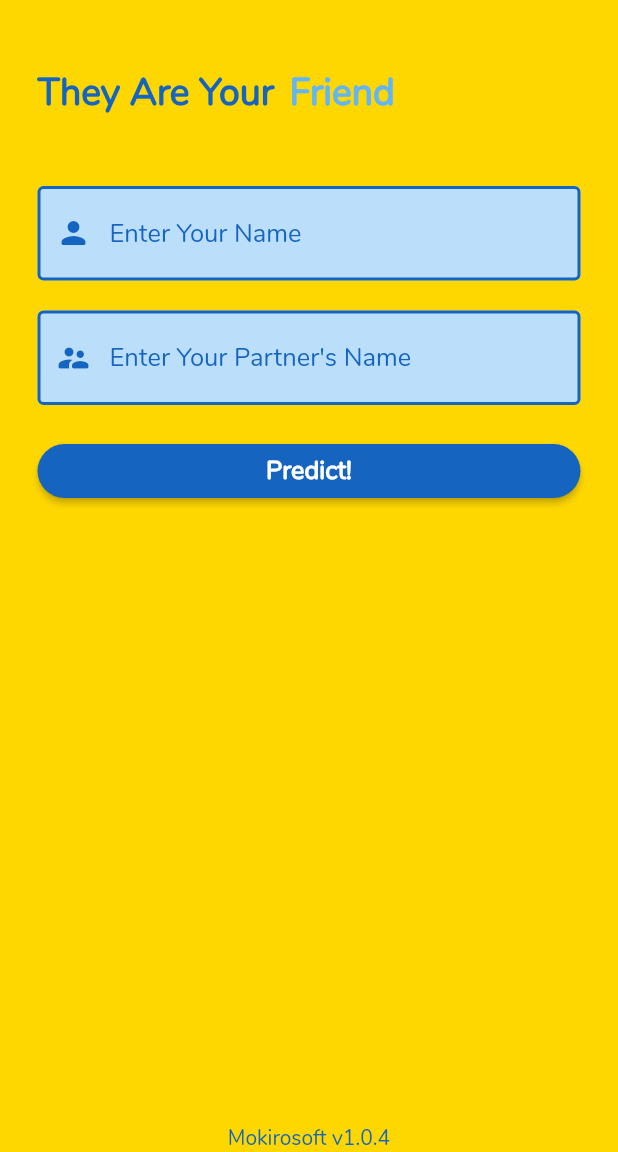
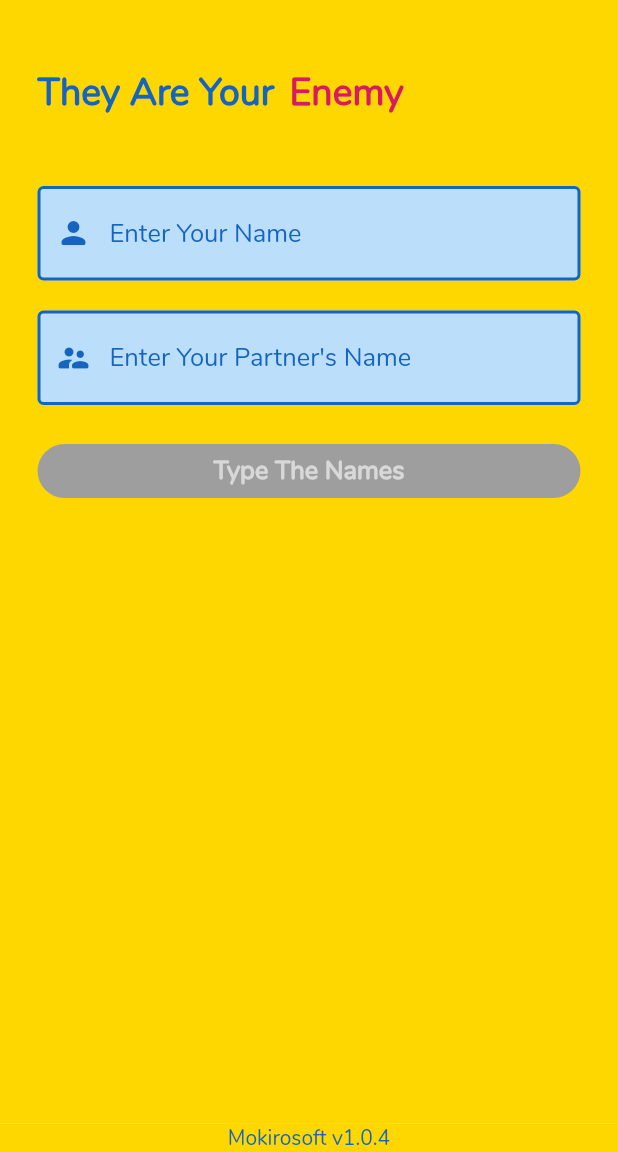
Before and after one commit to Mokeshwaran/FLAMES-fun-flutter-application, a Flutter app: the screen it shows after launch, on a phone screen of 412 x 824 dp, the part 84-1236 px from its top. Run offline on Flutter 3.47's test engine with Material 2 defaults, Android fonts, the phone set to English and light mode, and no system bars; drawn by our look-alikes of animated_text_kit; our stand-ins replace flutter_spinkit.

Commit message:
Home Screen Text Change

```diff
--- a/lib/history.dart
+++ b/lib/history.dart
@@ -20,18 +20,32 @@ class _HistoryState extends State<History> {
     history = widget.history;
     List<String>? flames;
     flames = widget.flames;
+    bool his = history!.isEmpty;
     //print(flames);
     // List<String> partnerNameHistory = [];
     // partnerNameHistory.insert(partnerNameHistory.length, widget.partnerName);
     return Scaffold(
       appBar: AppBar(
+        centerTitle: true,
         automaticallyImplyLeading: false,
-        title: const Center(
-          child: Text(
-            'History',
-            style: TextStyle(fontWeight: FontWeight.bold),
-          ),
+        title: const Text(
+          'History',
+          style: TextStyle(fontWeight: FontWeight.bold),
         ),
+        actions: history.isEmpty
+            ? null
+            : <Widget>[
+                Padding(
+                  padding: const EdgeInsets.all(15.0),
+                  child: GestureDetector(
+                      child: Icon(Icons.delete_rounded, color: Colors.white),
+                      onTap: () async {
+                        setState(() {
+                          history?.clear();
+                        });
+                      }),
+                ),
+              ],
         backgroundColor: Colors.blue[800],
         elevation: 0.0,
       ),
@@ -40,7 +54,7 @@ class _HistoryState extends State<History> {
         width: MediaQuery.of(context).size.width,
         height: MediaQuery.of(context).size.height,
         padding: const EdgeInsets.fromLTRB(15.0, 0.0, 15.0, 0.0),
-        child: history!.isEmpty
+        child: his
             ? Padding(
                 padding: const EdgeInsets.only(top: 5),
                 child: Text(
@@ -79,6 +93,11 @@ class _HistoryState extends State<History> {
                     onDismissed: (direction) {
                       history?.remove(history[index]);
                       flames?.remove(flames[index]);
+                      if (history!.isEmpty) {
+                        setState(() {
+                          his = true;
+                        });
+                      }
                     },
                     child: Card(
                       margin: const EdgeInsets.fromLTRB(10.0, 6.0, 10.0, 6.0),
--- a/lib/result.dart
+++ b/lib/result.dart
@@ -29,6 +29,7 @@ class _ResultState extends State<Result> {
     List<String>? flames2 = widget.flames;
     return Scaffold(
       appBar: AppBar(
+        centerTitle: true,
         automaticallyImplyLeading: false,
         leading: GestureDetector(
             child: Icon(Icons.arrow_back_ios_new_outlined),
@@ -41,8 +42,8 @@ class _ResultState extends State<Result> {
                 onTap: () async {
                   if (history?.length == 1) {
                     ScaffoldMessenger.of(context).showSnackBar(SnackBar(
-                      content:
-                          Text("Swipe a tile to manually remove from history."),
+                      content: Text(
+                          "Swipe a tile to remove names from history, or click the bin icon on top to clear all"),
                     ));
                   }
 
@@ -58,11 +59,9 @@ class _ResultState extends State<Result> {
                 }),
           ),
         ],
-        title: Center(
-          child: Text(
-            widget.name + ' & ' + widget.partnerName,
-            style: TextStyle(fontWeight: FontWeight.w900),
-          ),
+        title: Text(
+          widget.name + ' & ' + widget.partnerName,
+          style: TextStyle(fontWeight: FontWeight.w900),
         ),
         backgroundColor: Colors.blue[800],
       ),
--- a/lib/styles.dart
+++ b/lib/styles.dart
@@ -38,20 +38,20 @@ const style_e = TextStyle(
 const style_s = TextStyle(
     color: Colors.black, fontWeight: FontWeight.bold, fontSize: 150.0);
 
-final style_ff = TextStyle(
-    color: Colors.blue[300], fontWeight: FontWeight.w900, fontSize: 25.0);
-
-final style_ll = TextStyle(
-    color: Colors.pink[600], fontWeight: FontWeight.w900, fontSize: 25.0);
-
-final style_aa = TextStyle(
-    color: Colors.pink[200], fontWeight: FontWeight.w900, fontSize: 25.0);
-
-final style_mm = TextStyle(
-    color: Colors.green[700], fontWeight: FontWeight.w900, fontSize: 25.0);
-
-const style_ee = TextStyle(
-    color: Color(0xffeb0029), fontWeight: FontWeight.w900, fontSize: 25.0);
-
-const style_ss =
-    TextStyle(color: Colors.black, fontWeight: FontWeight.w900, fontSize: 25.0);
+colorss() {
+  List colorss = [
+    TextStyle(
+        color: Colors.blue[300], fontWeight: FontWeight.w900, fontSize: 25.0),
+    TextStyle(
+        color: Colors.pink[600], fontWeight: FontWeight.w900, fontSize: 25.0),
+    TextStyle(
+        color: Colors.pink[200], fontWeight: FontWeight.w900, fontSize: 25.0),
+    TextStyle(
+        color: Colors.green[700], fontWeight: FontWeight.w900, fontSize: 25.0),
+    TextStyle(
+        color: Color(0xffeb0029), fontWeight: FontWeight.w900, fontSize: 25.0),
+    TextStyle(color: Colors.black, fontWeight: FontWeight.w900, fontSize: 25.0),
+  ];
+  colorss.shuffle();
+  return colorss[0];
+}
--- a/lib/wrapper.dart
+++ b/lib/wrapper.dart
@@ -53,19 +53,21 @@ class _WrapperState extends State<Wrapper> {
     late List<String>? flames = widget.flames;
     return Scaffold(
       appBar: AppBar(
-        title: const Center(
-          child: Text(
+        centerTitle: true,
+        title: const Text(
           'Welcome To The World Of FLAMES',
           style: TextStyle(fontWeight: FontWeight.bold),
-          ),
         ),
         backgroundColor: Colors.blue[800],
         elevation: 0.0,
       ),
-      body: ListView(children: [
+      body: Container(
+        color: const Color(0xffffd700),
+        child: ListView(children: [
           Form(
             key: _formKey,
             child: Container(
+              height: MediaQuery.of(context).size.height * 0.87,
               color: const Color(0xffffd700),
               padding: const EdgeInsets.fromLTRB(25.0, 0.0, 25.0, 0.0),
               child: Column(
@@ -86,49 +88,53 @@ class _WrapperState extends State<Wrapper> {
                       ),
                       Container(
                         padding: const EdgeInsets.fromLTRB(10.0, 0.0, 0.0, 0.0),
-                      child: AnimatedTextKit(
-                        animatedTexts: [
-                          RotateAnimatedText(
-                            'Friend',
-                            textStyle: style_ff,
-                            //duration: Duration(milliseconds: 500),
+                        child: Text(
+                          roles(),
+                          style: colorss(),
                         ),
-                          RotateAnimatedText(
-                            'Lover',
-                            textStyle: style_ll,
-                            //duration: Duration(milliseconds: 500),
-                          ),
-                          RotateAnimatedText(
-                            'Affectionate',
-                            textStyle: style_aa,
-                            //duration: Duration(milliseconds: 500),
-                          ),
-                          RotateAnimatedText(
-                            'Marriage Partner',
-                            textStyle: style_mm,
-                            //duration: Duration(milliseconds: 500),
-                          ),
-                          RotateAnimatedText(
-                            'Enemy',
-                            textStyle: style_ee,
-                            //duration: Duration(milliseconds: 500),
-                          ),
-                          RotateAnimatedText(
-                            'Soul Mate',
-                            textStyle: style_ss,
-                            //duration: Duration(milliseconds: 500),
-                          ),
-                          FadeAnimatedText(
-                            'Everything',
-                            textStyle: style4,
-                            duration: const Duration(milliseconds: 5000),
-                          ),
-                        ],
-                        onTap: () {
-                          launch(
-                              "https://www.wikihow.com/Play-%22Flame%22#:~:text=FLAME%20is%20a%20game%20named,explore%20the%20world%20of%20crushes");
-                        },
-                      ),
+                        // child: AnimatedTextKit(
+                        //   animatedTexts: [
+                        //     RotateAnimatedText(
+                        //       'Friend',
+                        //       textStyle: style_ff,
+                        //       //duration: Duration(milliseconds: 500),
+                        //     ),
+                        //     RotateAnimatedText(
+                        //       'Lover',
+                        //       textStyle: style_ll,
+                        //       //duration: Duration(milliseconds: 500),
+                        //     ),
+                        //     RotateAnimatedText(
+                        //       'Affectionate',
+                        //       textStyle: style_aa,
+                        //       //duration: Duration(milliseconds: 500),
+                        //     ),
+                        //     RotateAnimatedText(
+                        //       'Marriage Partner',
+                        //       textStyle: style_mm,
+                        //       //duration: Duration(milliseconds: 500),
+                        //     ),
+                        //     RotateAnimatedText(
+                        //       'Enemy',
+                        //       textStyle: style_ee,
+                        //       //duration: Duration(milliseconds: 500),
+                        //     ),
+                        //     RotateAnimatedText(
+                        //       'Soul Mate',
+                        //       textStyle: style_ss,
+                        //       //duration: Duration(milliseconds: 500),
+                        //     ),
+                        //     FadeAnimatedText(
+                        //       'Everything',
+                        //       textStyle: style4,
+                        //       duration: const Duration(milliseconds: 5000),
+                        //     ),
+                        //   ],
+                        //   onTap: () {
+                        //     launch(
+                        //         "https://www.wikihow.com/Play-%22Flame%22#:~:text=FLAME%20is%20a%20game%20named,explore%20the%20world%20of%20crushes");
+                        //   },
+                        // ),
                       ),
                     ],
                   ),
@@ -163,9 +169,9 @@ class _WrapperState extends State<Wrapper> {
                         color: _getTextBoxBackgroundColor2(),
                         fontSize: 17.0,
                       ),
-                    validator: (value) => value!.isEmpty
-                        ? 'Name must contain atleast 1 character'
-                        : null,
+                      // validator: (value) => value!.isEmpty
+                      //     ? 'Name must contain atleast 1 character'
+                      //     : null,
                       onChanged: (value) {
                         setState(() => name = value);
                       }),
@@ -200,20 +206,23 @@ class _WrapperState extends State<Wrapper> {
                         color: _getTextBox2BackgroundColor2(),
                         fontSize: 17.0,
                       ),
-                    validator: (value) => value!.isEmpty
-                        ? 'Partner\'s name must contain atleast 1 character'
-                        : null,
+                      // validator: (value) => value!.isEmpty
+                      //     ? 'Partner\'s name must contain atleast 1 character'
+                      //     : null,
                       onChanged: (value) {
                         setState(() => partnerName = value);
                       }),
                   const SizedBox(height: 20.0),
                   SizedBox(
                     width: double.infinity,
-                  child: ElevatedButton(
+                    child: partnerController.text.isNotEmpty &&
+                            nameController.text.isNotEmpty
+                        ? ElevatedButton(
                             onPressed: () {
                               if (_formKey.currentState!.validate()) {
                                 setState(() {
-                          if (nameController.text != partnerController.text) {
+                                  if (nameController.text !=
+                                      partnerController.text) {
                                     history?.insert(
                                         history.length,
                                         nameController.text +
@@ -230,8 +239,8 @@ class _WrapperState extends State<Wrapper> {
 
                                 Route yourCustomRoute() {
                                   return PageRouteBuilder(
-                            pageBuilder:
-                                (context, animation, secondaryAnimation) =>
+                                    pageBuilder: (context, animation,
+                                            secondaryAnimation) =>
                                         Result(
                                       name: nameController.text,
                                       partnerName: partnerController.text,
@@ -259,30 +268,48 @@ class _WrapperState extends State<Wrapper> {
                                     .push(yourCustomRoute());
                               }
                             },
-                    child: const Text('Predict!',
+                            child: const Text('❤️ Predict! ❤️',
                                 style: TextStyle(
                                     color: Colors.white,
                                     fontWeight: FontWeight.bold,
                                     fontSize: 17.0)),
                             style: ButtonStyle(
-                      backgroundColor:
-                          MaterialStateProperty.all(Colors.blue.shade800),
-                      shape: MaterialStateProperty.all<RoundedRectangleBorder>(
+                              backgroundColor: MaterialStateProperty.all(
+                                  Colors.blue.shade800),
+                              shape: MaterialStateProperty.all<
+                                  RoundedRectangleBorder>(
                                 RoundedRectangleBorder(
                                   borderRadius: BorderRadius.circular(100),
                                 ),
                               ),
                             ),
+                          )
+                        : ElevatedButton(
+                            onPressed: null,
+                            child: const Text(
+                              'Type The Names',
+                              style: TextStyle(
+                                  color: Colors.white60,
+                                  fontWeight: FontWeight.bold,
+                                  fontSize: 17.0),
+                            ),
+                            style: ButtonStyle(
+                              backgroundColor:
+                                  MaterialStateProperty.all(Colors.grey),
+                              shape: MaterialStateProperty.all<
+                                  RoundedRectangleBorder>(
+                                RoundedRectangleBorder(
+                                  borderRadius: BorderRadius.circular(100),
                                 ),
                               ),
-                SizedBox(
-                  height: MediaQuery.of(context).size.height * 0.5,
-                )
+                            )),
+                  ),
                 ],
               ),
             ),
           ),
         ]),
+      ),
       bottomNavigationBar: Container(
         color: const Color(0xffffd700),
         child: Text(
@@ -296,6 +323,21 @@ class _WrapperState extends State<Wrapper> {
         ),
       ),
     );
+  }
+
+  roles() {
+    List flameses = [
+      'Friend',
+      'Lover',
+      'Affectionate',
+      'Marriage Partner',
+      'Enemy',
+      'Soul Mate',
+      'Everything'
+    ];
+    flameses.shuffle();
+    final role = flameses[0];
+    return role;
   }
 
   Color _getTextBoxBackgroundColor() {
```
Lines whose indentation alone changed are shown as unchanged.
